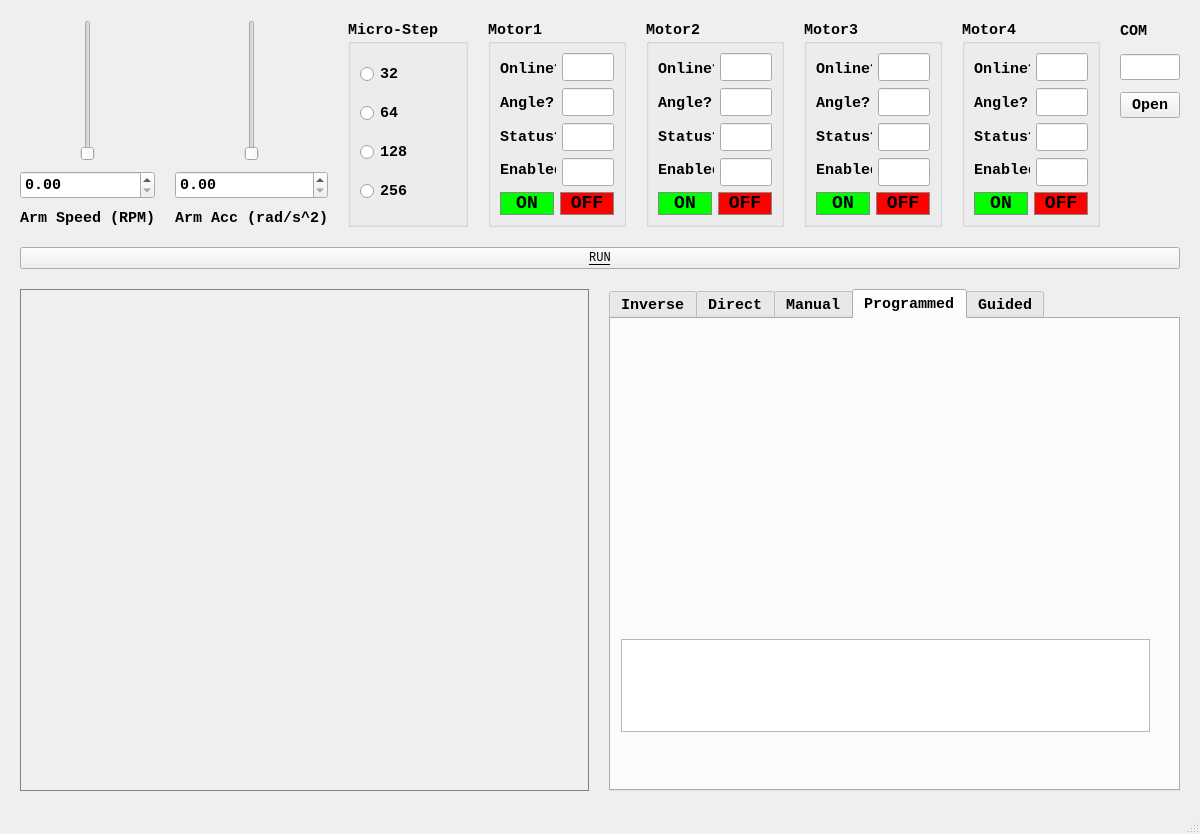
The window that ARIS_SMART.ui (ch342158/Aris_Smart_Robot) describes before a commit, drawn with Qt 5.
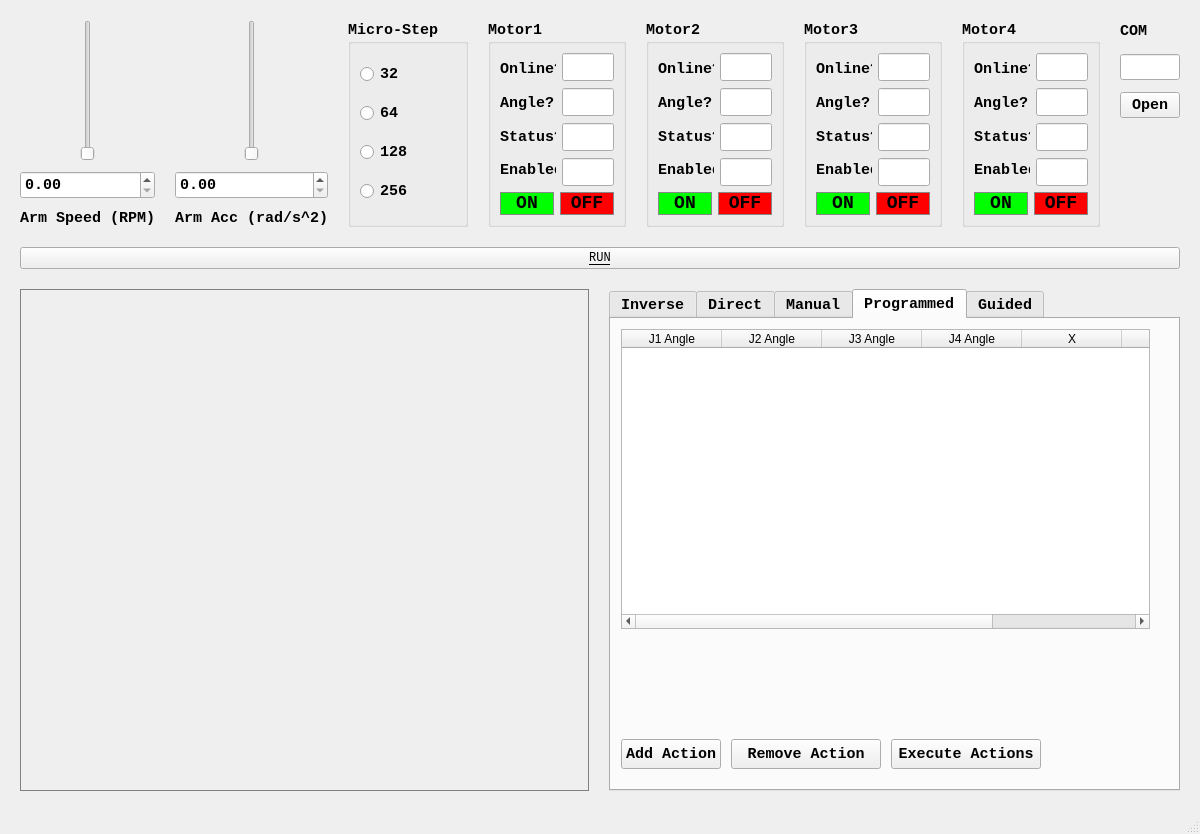
The same window after the commit. The open tabs and pages were chosen to show the change.

The edit to the form file:
```diff
--- a/ARIS_SMART.ui
+++ b/ARIS_SMART.ui
@@ -2683,28 +2683,97 @@
          <attribute name="title">
           <string>Programmed</string>
          </attribute>
-         <widget class="QTextBrowser" name="inv_status_4">
+    <widget class="QTableWidget" name="programmed_table">
           <property name="geometry">
            <rect>
             <x>10</x>
-            <y>320</y>
+                <y>10</y>
             <width>529</width>
-            <height>93</height>
-           </rect>
-          </property>
-          <property name="sizePolicy">
-           <sizepolicy hsizetype="MinimumExpanding" vsizetype="MinimumExpanding">
-            <horstretch>0</horstretch>
-            <verstretch>0</verstretch>
-           </sizepolicy>
-          </property>
-          <property name="minimumSize">
-           <size>
-            <width>527</width>
-            <height>93</height>
-           </size>
-          </property>
-         </widget>
+                <height>300</height>
+            </rect>
+        </property>
+        <property name="columnCount">
+            <number>7</number>
+        </property>
+        <property name="rowCount">
+            <number>0</number> <!-- Start with zero rows -->
+        </property>
+        <column>
+            <property name="text">
+                <string>J1 Angle</string>
+            </property>
+        </column>
+        <column>
+            <property name="text">
+                <string>J2 Angle</string>
+            </property>
+        </column>
+        <column>
+            <property name="text">
+                <string>J3 Angle</string>
+            </property>
+        </column>
+        <column>
+            <property name="text">
+                <string>J4 Angle</string>
+            </property>
+        </column>
+        <column>
+            <property name="text">
+                <string>X</string>
+            </property>
+        </column>
+        <column>
+            <property name="text">
+                <string>Y</string>
+            </property>
+        </column>
+        <column>
+            <property name="text">
+                <string>Z</string>
+            </property>
+        </column>
+    </widget>
+    <widget class="QPushButton" name="add_action_button">
+        <property name="geometry">
+            <rect>
+                <x>10</x>
+                <y>420</y>
+                <width>100</width>
+                <height>30</height>
+            </rect>
+        </property>
+        <property name="text">
+            <string>Add Action</string>
+        </property>
+    </widget>
+    <widget class="QPushButton" name="remove_action_button">
+        <property name="geometry">
+            <rect>
+                <x>120</x>
+                <y>420</y>
+                <width>150</width>
+                <height>30</height>
+            </rect>
+        </property>
+        <property name="text">
+            <string>Remove Action</string>
+        </property>
+    </widget>
+    <widget class="QPushButton" name="execute_programmed_button">
+        <property name="geometry">
+            <rect>
+                <x>280</x>
+                <y>420</y>
+                <width>150</width>
+                <height>30</height>
+            </rect>
+        </property>
+        <property name="text">
+            <string>Execute Actions</string>
+        </property>
+    </widget>
+
         </widget>
         <widget class="QWidget" name="tab_5">
          <attribute name="title">
```
Lines whose indentation alone changed are shown as unchanged.
